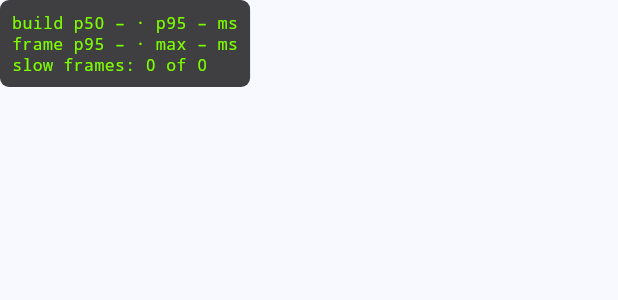
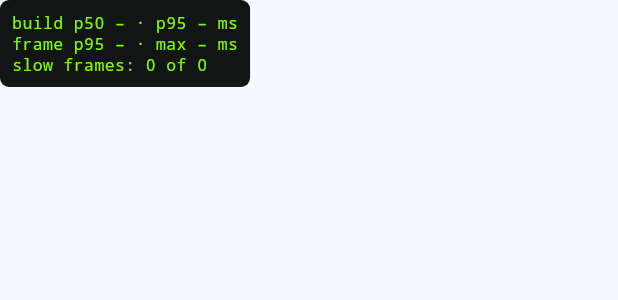
Before and after one commit to vfiruz97/steady_chat_list, a Flutter app: the PerfHud widget shown alone on an empty page, opened directly, on a phone screen of 412 x 824 dp. Shown: the top 300 px of the screen. Run offline on Flutter 3.47's test engine with Material 3 defaults, Android fonts, the phone set to English and light mode, and no system bars; our stand-ins replace drift, drift_flutter, shared_preferences; accounts and stored records are empty.

Commit message:
Example checked on a physical Android phone; clearer performance HUD
Co-Authored-By: Claude Fable 5.2 <noreply@anthropic.com>

```diff
--- a/example/lib/widgets/panels.dart
+++ b/example/lib/widgets/panels.dart
@@ -247,7 +247,8 @@ class _PerfHudState extends State<PerfHud> {
     final slow = totals.where((t) => t > 16.7).length;
     return DecoratedBox(
       decoration: BoxDecoration(
-        color: Colors.black.withAlpha(190),
+        // Nearly opaque: it sits on top of messages.
+        color: Colors.black.withAlpha(235),
         borderRadius: BorderRadius.circular(6),
       ),
       child: Padding(
```
Also changed, not shown: 1 other file.
